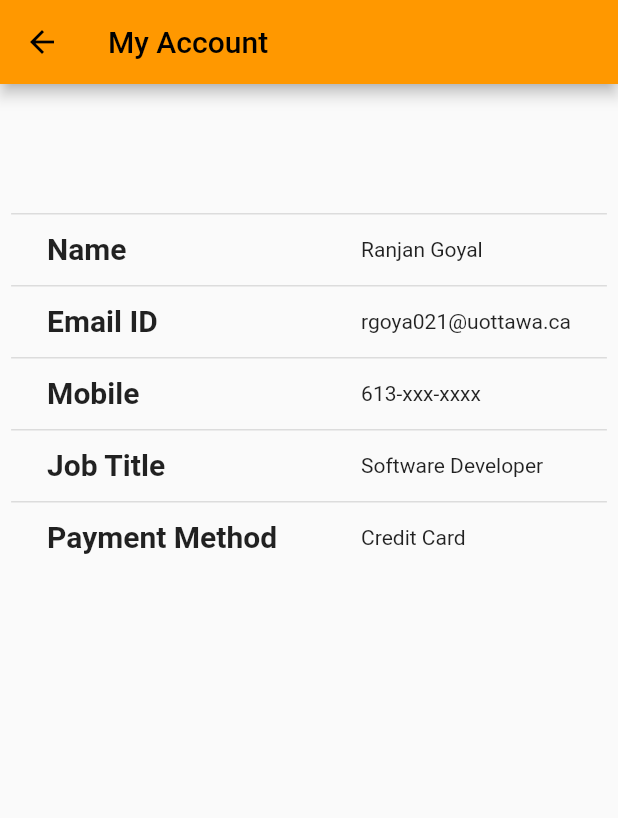
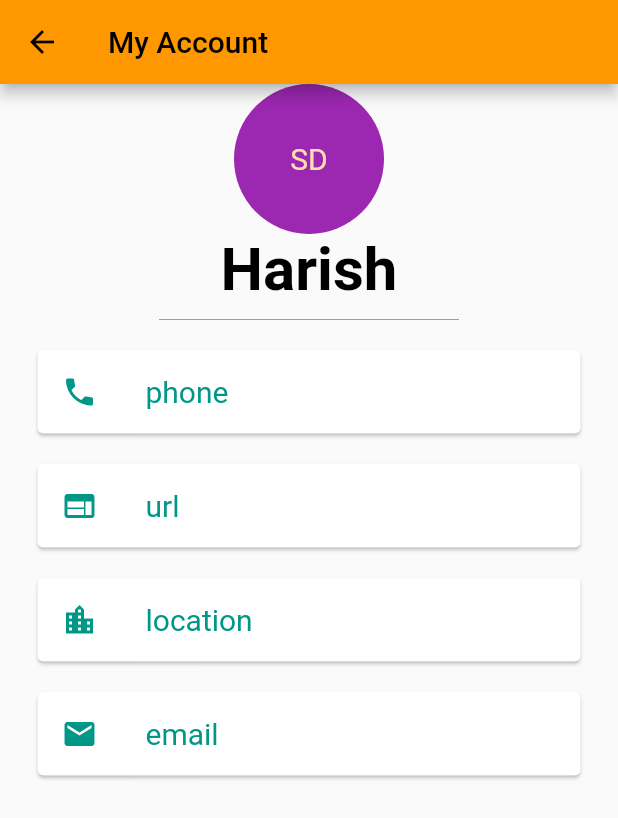
Before and after one commit to ranjan98/CSI5112ProjectG12, a Flutter app: the MyAccount screen opened by its route, on a phone screen of 412 x 824 dp. Shown: the top 818 px of the screen. Run offline on Flutter 3.47's test engine with Material 2 defaults, Android fonts, the phone set to English and light mode, and no system bars; our stand-ins replace carousel_slider.

Commit message:
front end account page changes

```diff
--- /dev/null
+++ b/frontend/lib/screens/authentication/info_card.dart
@@ -0,0 +1,33 @@
+import 'package:flutter/material.dart';
+
+// ignore: must_be_immutable
+class InfoCard extends StatelessWidget {
+  final String text;
+  final IconData icon;
+  final VoidCallback onPressed;
+
+  InfoCard({required this.text, required this.icon, required this.onPressed});
+
+  @override
+  Widget build(BuildContext context) {
+    return GestureDetector(
+        onTap: onPressed,
+        child: Card(
+          color: Colors.white,
+          margin: EdgeInsets.symmetric(vertical: 10, horizontal: 25),
+          child: ListTile(
+            leading: Icon(
+              icon,
+              color: Colors.teal,
+            ),
+            title: Text(
+              text,
+              style: TextStyle(
+                color: Colors.teal,
+                fontSize: 20,
+              ),
+            ),
+          ),
+        ));
+  }
+}
--- a/frontend/lib/screens/authentication/myaccount.dart
+++ b/frontend/lib/screens/authentication/myaccount.dart
@@ -1,4 +1,10 @@
 import 'package:flutter/material.dart';
+import 'package:frontend/screens/authentication/info_card.dart';
+
+const url = "https://ranjalgoyal.me";
+const email = "ranjangoyal@uottawa.ca";
+const phone = "613276xxxx";
+const location = "Ottawa, Canada";
 
 class MyAccount extends StatelessWidget {
   const MyAccount({Key? key}) : super(key: key);
@@ -9,69 +15,43 @@ class MyAccount extends StatelessWidget {
         appBar: AppBar(
           title: const Text('My Account'),
         ),
-      body: SingleChildScrollView(
-        child: Container(
-          alignment: Alignment.center,
+        body: SafeArea(
           child: Column(
             children: <Widget>[
-              const SizedBox(height: 30),
-              DataTable(
-                columns: [
-                  DataColumn(
-                    label: Container(),
+              CircleAvatar(
+                radius: 50,
+                backgroundColor: Colors.purple,
+                child: Text(
+                  'SD',
+                  style: TextStyle(fontSize: 20),
                 ),
-                  DataColumn(
-                    label: Container(),
               ),
-                ],
-                rows: const [
-                  DataRow(cells: [
-                    DataCell(Text(
-                      "Name",
-                      style:
-                          TextStyle(fontSize: 20, fontWeight: FontWeight.bold),
-                      overflow: TextOverflow.fade,
-                    )),
-                    DataCell(Text('Ranjan Goyal')),
-                  ]),
-                  DataRow(cells: [
-                    DataCell(
-                      Text("Email ID",
+              Text(
+                "Harish",
                 style: TextStyle(
-                              fontSize: 20, fontWeight: FontWeight.bold)),
+                  fontSize: 40.0,
+                  color: Colors.black,
+                  fontWeight: FontWeight.bold,
                 ),
-                    DataCell(Text('rgoya021@uottawa.ca')),
-                  ]),
-                  DataRow(cells: [
-                    DataCell(
-                      Text("Mobile",
-                          style: TextStyle(
-                              fontSize: 20, fontWeight: FontWeight.bold)),
               ),
-                    DataCell(Text('613-xxx-xxxx')),
-                  ]),
-                  DataRow(cells: [
-                    DataCell(
-                      Text("Job Title",
-                          style: TextStyle(
-                              fontSize: 20, fontWeight: FontWeight.bold)),
+              SizedBox(
+                height: 20,
+                width: 200,
+                child: Divider(
+                  color: Colors.grey,
                 ),
-                    DataCell(Text('Software Developer')),
-                  ]),
-                  DataRow(cells: [
-                    DataCell(
-                      Text("Payment Method",
-                          style: TextStyle(
-                              fontSize: 20, fontWeight: FontWeight.bold)),
               ),
-                    DataCell(Text('Credit Card')),
-                  ]),
+              InfoCard(
+                  text: "phone", icon: Icons.phone, onPressed: () async {}),
+              InfoCard(text: "url", icon: Icons.web, onPressed: () async {}),
+              InfoCard(
+                  text: "location",
+                  icon: Icons.location_city,
+                  onPressed: () async {}),
+              InfoCard(
+                  text: "email", icon: Icons.email, onPressed: () async {}),
             ],
           ),
-            ],
-          ),
-        ),
-      ),
-    );
+        ));
   }
 }
--- a/frontend/pubspec.yaml
+++ b/frontend/pubspec.yaml
@@ -29,6 +29,7 @@ environment:
 dependencies:
   flutter:
     sdk: flutter
+  flutter_credit_card: 0.1.1
 
 
   # The following adds the Cupertino Icons font to your application.
@@ -60,6 +61,7 @@ flutter:
   # the material Icons class.
   uses-material-design: true
 
+
   # To add assets to your application, add an assets section, like this:
   assets:
     - assets/images/
```
Also changed, not shown: frontend/assets/images/victor.jpg (added), frontend/pubspec.lock. Lines whose indentation alone changed are shown as unchanged.
